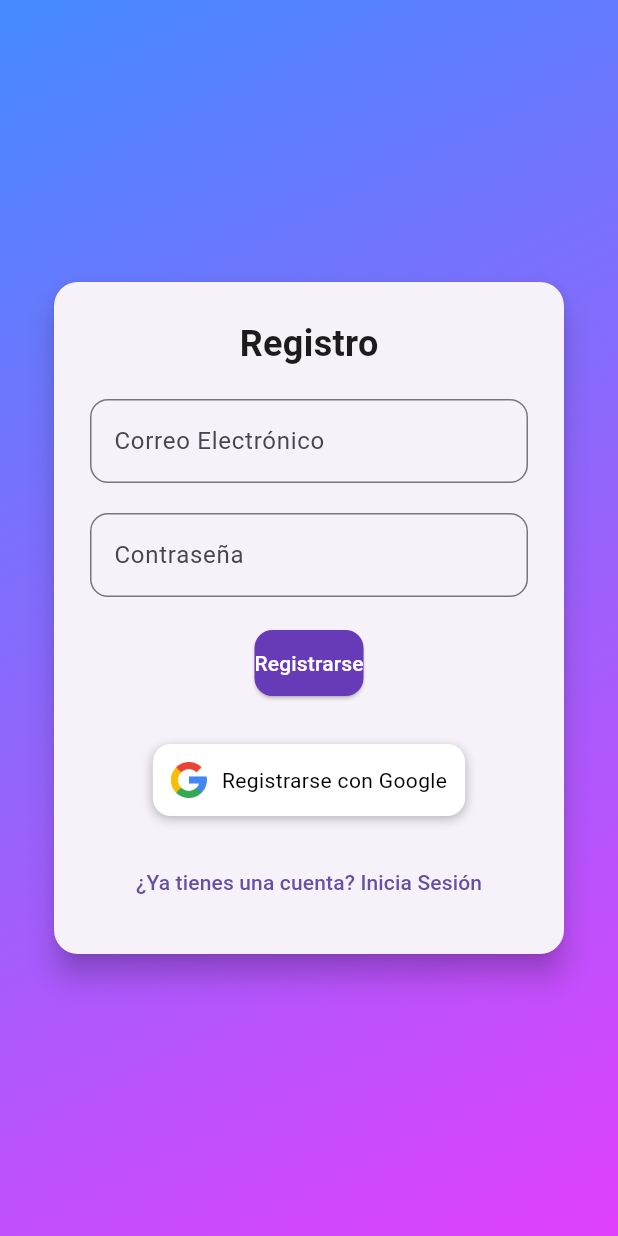
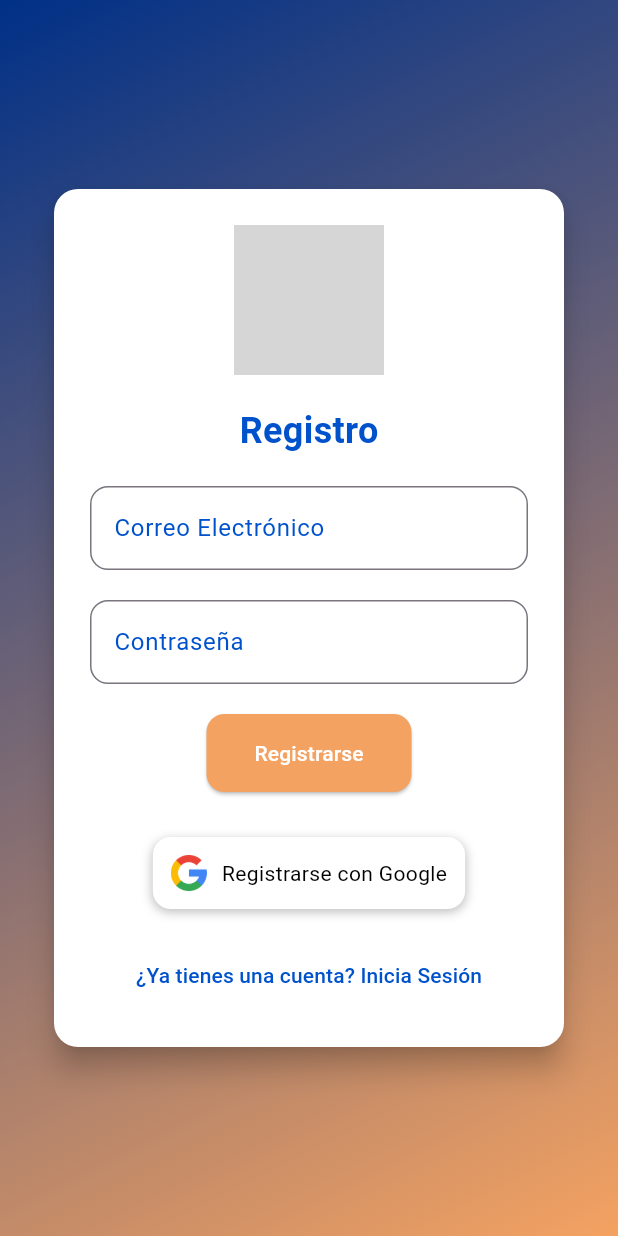
Before and after one commit to jorge2360/PG2, a Flutter app: the screen it shows after launch, after a tap on "Iniciar Sesión", after a tap on "¿No tienes una cuenta? Regístrate", on a phone screen of 412 x 824 dp. Run offline on Flutter 3.47's test engine with Material 3 defaults, Android fonts, the phone set to English and light mode, and no system bars; our stand-ins replace camera, firebase_auth, firebase_core, google_sign_in; missing offline and left inert: model_viewer_plus; accounts and stored records are empty; grey boxes are pictures that could not be loaded.

Commit message:
Se agrego cambios esteticos y de vista asi como funcionamiento para ios

```diff
--- a/lib/home.dart
+++ b/lib/home.dart
@@ -24,10 +24,15 @@ class _HomePageState extends State<HomePage> {
     return Scaffold(
       appBar: _currentIndex == 0 // Solo mostrar el AppBar en la página de inicio
           ? AppBar(
-              title: const Text('Mi Comercio'),
+              title: Image.asset(
+                'assets/logo_home.png', // Reemplaza el texto con la imagen
+                height: 40, // Ajusta la altura según necesites
+                fit: BoxFit.contain,
+              ),
+              backgroundColor: Color(0xFF003087),
               actions: [
                 IconButton(
-                  icon: const Icon(Icons.notifications),
+                  icon: const Icon(Icons.notifications, color: Color(0xFFFFFFFF)),
                   onPressed: () {},
                 ),
               ],
@@ -53,7 +58,9 @@ class _HomePageState extends State<HomePage> {
           ),
         ],
         currentIndex: _currentIndex,
-        selectedItemColor: Colors.blue,
+        selectedItemColor: Color(0xFFF4A261), // Naranja para el elemento seleccionado
+        unselectedItemColor: Color(0xFF0052CC), // Azul medio para elementos no seleccionados
+        backgroundColor: Color(0xFF003087), // Azul oscuro como fondo
         onTap: (index) {
           setState(() {
             _currentIndex = index; // Cambiar el índice actual
--- a/lib/login.dart
+++ b/lib/login.dart
@@ -16,7 +16,7 @@ class LoginPage extends StatelessWidget {
       body: Container(
         decoration: const BoxDecoration(
           gradient: LinearGradient(
-            colors: [Colors.blueAccent, Colors.purpleAccent],
+            colors: [Color(0xFF003087), Color(0xFFF4A261)], // Degradado de azul oscuro a naranja
             begin: Alignment.topLeft,
             end: Alignment.bottomRight,
           ),
@@ -27,6 +27,7 @@ class LoginPage extends StatelessWidget {
             child: SingleChildScrollView(
               child: Card(
                 elevation: 8,
+                color: Colors.white,
                 shape: RoundedRectangleBorder(
                   borderRadius: BorderRadius.circular(16),
                 ),
@@ -37,16 +38,31 @@ class LoginPage extends StatelessWidget {
                     child: Column(
                       mainAxisSize: MainAxisSize.min,
                       children: [
+                        // Añadir el logo
+                        ClipRRect(
+                          borderRadius: BorderRadius.circular(12),
+                          child: Image.asset(
+                            'assets/logo_cgo.jpg', // Asegúrate de agregar el logo en la carpeta assets
+                            height: 100,
+                          ),
+                        ),
+                        const SizedBox(height: 20),
                         const Text(
                           'Iniciar Sesión',
-                          style: TextStyle(fontSize: 24, fontWeight: FontWeight.bold),
+                          style: TextStyle(fontSize: 24, fontWeight: FontWeight.bold, color: Color(0xFF0052CC)),
                         ),
                         const SizedBox(height: 20),
                         TextFormField(
                           decoration: InputDecoration(
                             labelText: 'Correo Electrónico',
+                            labelStyle: const TextStyle(color: Color(0xFF0052CC)),
                             border: OutlineInputBorder(
                               borderRadius: BorderRadius.circular(12),
+                              borderSide: const BorderSide(color: Color(0xFF0052CC)),
+                            ),
+                            focusedBorder: OutlineInputBorder(
+                              borderRadius: BorderRadius.circular(12),
+                              borderSide: const BorderSide(color: Color(0xFFF4A261)),
                             ),
                           ),
                           validator: (value) {
@@ -63,8 +79,14 @@ class LoginPage extends StatelessWidget {
                         TextFormField(
                           decoration: InputDecoration(
                             labelText: 'Contraseña',
+                            labelStyle: const TextStyle(color: Color(0xFF0052CC)),
                             border: OutlineInputBorder(
                               borderRadius: BorderRadius.circular(12),
+                              borderSide: const BorderSide(color: Color(0xFF0052CC)),
+                            ),
+                            focusedBorder: OutlineInputBorder(
+                              borderRadius: BorderRadius.circular(12),
+                              borderSide: const BorderSide(color: Color(0xFFF4A261)),
                             ),
                           ),
                           obscureText: true,
@@ -84,9 +106,9 @@ class LoginPage extends StatelessWidget {
                             shape: RoundedRectangleBorder(
                               borderRadius: BorderRadius.circular(12),
                             ),
-                            padding: const EdgeInsets.symmetric(vertical: 12),
-                            backgroundColor: Colors.deepPurple, // Cambiado a un púrpura más oscuro
-                            foregroundColor: Colors.white, // Color de texto blanco
+                            padding: const EdgeInsets.symmetric(vertical: 16, horizontal: 32), // Aumentado el tamaño del botón
+                            backgroundColor: Color(0xFFF4A261), // Naranja del logo
+                            foregroundColor: Colors.white,
                           ),
                           onPressed: () async {
                             if (formKey.currentState!.validate()) {
@@ -126,7 +148,10 @@ class LoginPage extends StatelessWidget {
                               MaterialPageRoute(builder: (context) => const RegisterPage()),
                             );
                           },
-                          child: const Text('¿No tienes una cuenta? Regístrate'),
+                          child: const Text(
+                            '¿No tienes una cuenta? Regístrate',
+                            style: TextStyle(color: Color(0xFF0052CC)),
+                          ),
                         ),
                       ],
                     ),
--- a/lib/register.dart
+++ b/lib/register.dart
@@ -53,7 +53,7 @@ class _RegisterPageState extends State<RegisterPage> {
       body: Container(
         decoration: const BoxDecoration(
           gradient: LinearGradient(
-            colors: [Colors.blueAccent, Colors.purpleAccent],
+            colors: [Color(0xFF003087), Color(0xFFF4A261)], // Degradado de azul oscuro a naranja
             begin: Alignment.topLeft,
             end: Alignment.bottomRight,
           ),
@@ -64,6 +64,7 @@ class _RegisterPageState extends State<RegisterPage> {
             child: SingleChildScrollView(
               child: Card(
                 elevation: 8,
+                color: Colors.white,
                 shape: RoundedRectangleBorder(
                   borderRadius: BorderRadius.circular(16),
                 ),
@@ -74,16 +75,31 @@ class _RegisterPageState extends State<RegisterPage> {
                     child: Column(
                       mainAxisSize: MainAxisSize.min,
                       children: [
+                        // Logo con bordes redondeados
+                        ClipRRect(
+                          borderRadius: BorderRadius.circular(12),
+                          child: Image.asset(
+                            'assets/logo_cgo.jpg', // Asegúrate de agregar el logo en la carpeta assets
+                            height: 100,
+                          ),
+                        ),
+                        const SizedBox(height: 20),
                         const Text(
                           'Registro',
-                          style: TextStyle(fontSize: 24, fontWeight: FontWeight.bold),
+                          style: TextStyle(fontSize: 24, fontWeight: FontWeight.bold, color: Color(0xFF0052CC)),
                         ),
                         const SizedBox(height: 20),
                         TextFormField(
                           decoration: InputDecoration(
                             labelText: 'Correo Electrónico',
+                            labelStyle: const TextStyle(color: Color(0xFF0052CC)),
                             border: OutlineInputBorder(
                               borderRadius: BorderRadius.circular(12),
+                              borderSide: const BorderSide(color: Color(0xFF0052CC)),
+                            ),
+                            focusedBorder: OutlineInputBorder(
+                              borderRadius: BorderRadius.circular(12),
+                              borderSide: const BorderSide(color: Color(0xFFF4A261)),
                             ),
                           ),
                           validator: (value) {
@@ -100,8 +116,14 @@ class _RegisterPageState extends State<RegisterPage> {
                         TextFormField(
                           decoration: InputDecoration(
                             labelText: 'Contraseña',
+                            labelStyle: const TextStyle(color: Color(0xFF0052CC)),
                             border: OutlineInputBorder(
                               borderRadius: BorderRadius.circular(12),
+                              borderSide: const BorderSide(color: Color(0xFF0052CC)),
+                            ),
+                            focusedBorder: OutlineInputBorder(
+                              borderRadius: BorderRadius.circular(12),
+                              borderSide: const BorderSide(color: Color(0xFFF4A261)),
                             ),
                           ),
                           obscureText: true,
@@ -121,8 +143,8 @@ class _RegisterPageState extends State<RegisterPage> {
                             shape: RoundedRectangleBorder(
                               borderRadius: BorderRadius.circular(12),
                             ),
-                            padding: const EdgeInsets.symmetric(vertical: 12),
-                            backgroundColor: Colors.deepPurple,
+                            padding: const EdgeInsets.symmetric(vertical: 16, horizontal: 32), // Botón más grande
+                            backgroundColor: Color(0xFFF4A261), // Naranja del logo
                             foregroundColor: Colors.white,
                           ),
                           onPressed: () async {
@@ -194,7 +216,10 @@ class _RegisterPageState extends State<RegisterPage> {
                           onPressed: () {
                             Navigator.pop(context);
                           },
-                          child: const Text('¿Ya tienes una cuenta? Inicia Sesión'),
+                          child: const Text(
+                            '¿Ya tienes una cuenta? Inicia Sesión',
+                            style: TextStyle(color: Color(0xFF0052CC)),
+                          ),
                         ),
                       ],
                     ),
--- a/pubspec.yaml
+++ b/pubspec.yaml
@@ -17,7 +17,7 @@ dependencies:
   firebase_auth: ^5.3.1
   google_sign_in: ^6.0.0
   camera: ^0.10.0+3
- # ar_flutter_plugin: ^0.6.0
+  #ar_flutter_plugin: ^0.7.3
  # arcore_flutter_plugin: ^0.1.0
   webview_flutter: ^4.9.0
   model_viewer_plus: ^1.5.0
@@ -37,6 +37,8 @@ flutter:
     - assets/models/sofa.glb
     - assets/models/banca.glb
     - assets/logo.png
+    - assets/logo_cgo.jpg
+    - assets/logo_home.png
     - assets/google_logo.png
     - assets/default_avatar.jpg
     - assets/banca/banca1.jpg
```
Also changed, not shown: assets/Logo_cgo.jpg (added), assets/logo_home.jpg (added), assets/logo_home.png (added), pubspec.lock, 20 other files.
